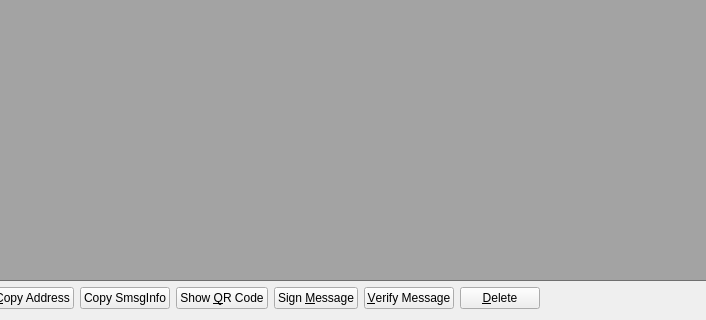
Qt form src/qt/forms/addressbookpage.ui (PupaCoin/PupaCoin-Core) before a commit; both pictures show x 106 to 812 and y 380 to 700 of the 1200 by 700 pixel window.
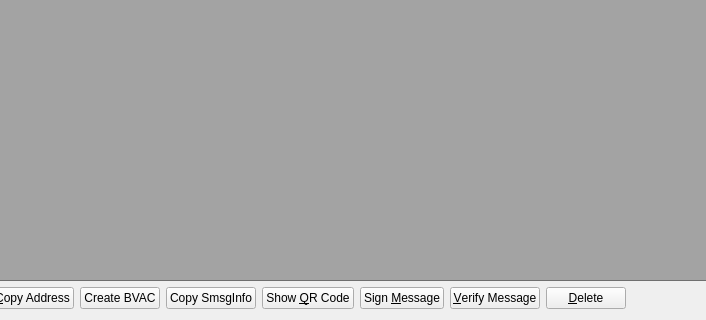
The same form after that commit.

Patch:
```diff
--- a/src/qt/forms/addressbookpage.ui
+++ b/src/qt/forms/addressbookpage.ui
@@ -105,6 +105,13 @@
        </property>
       </widget>
      </item>
+     <item>
+      <widget class="QPushButton" name="showBVACencode">
+       <property name="text">
+        <string>Create BVAC</string>
+       </property>
+      </widget>
+     </item>
      <item>
       <widget class="QPushButton" name="copySmsgInfo">
        <property name="toolTip">
```
